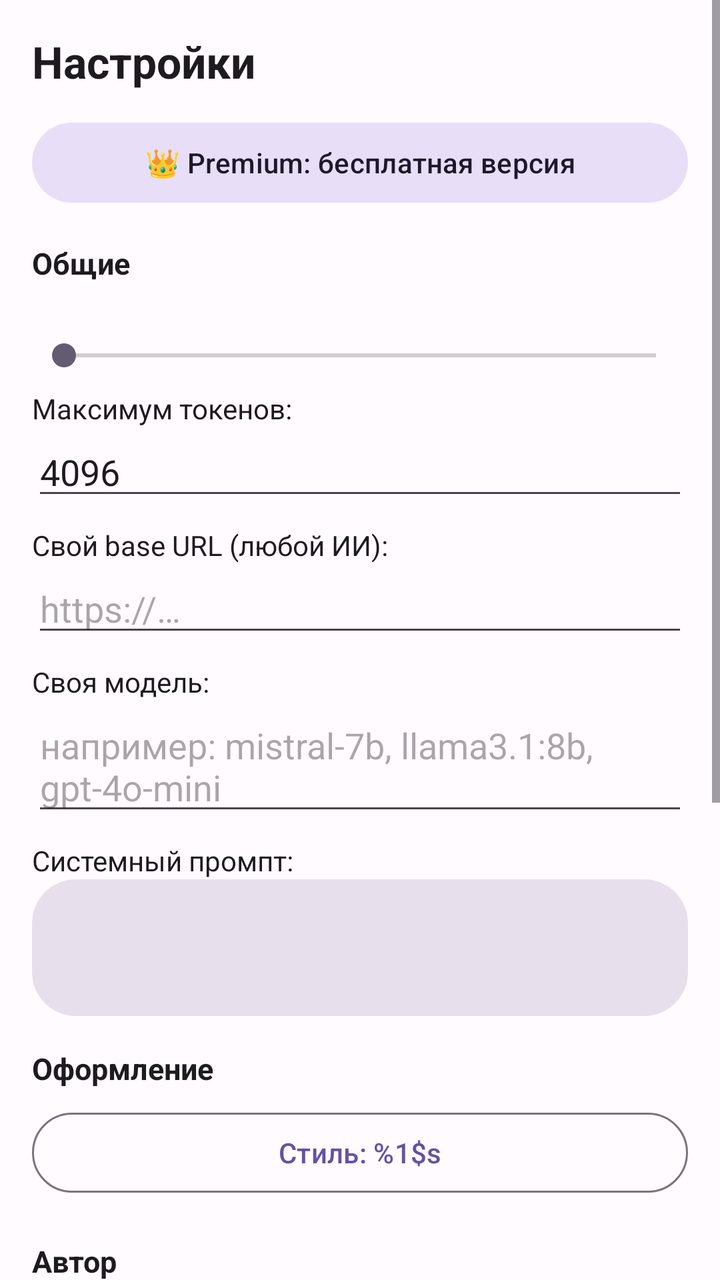
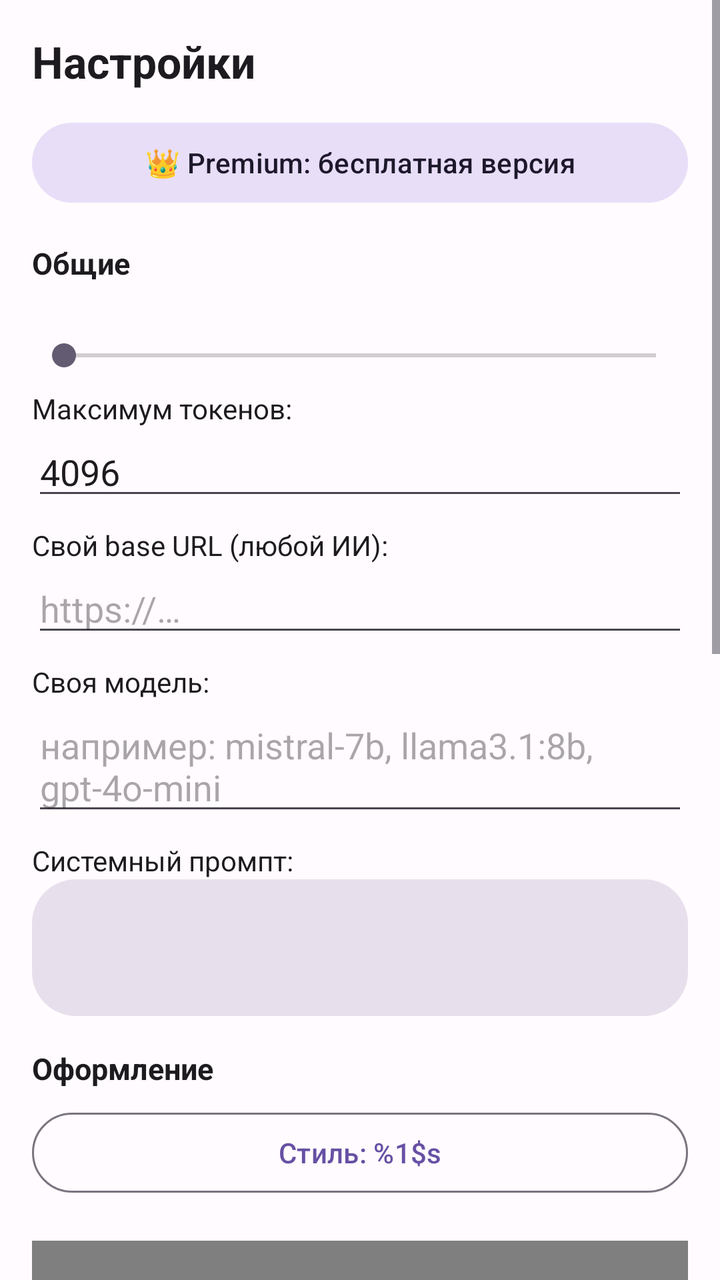

Compare the two renders of this Android layout. The source of the first and the diff that turns it into the second are given below.
<!-- AndroidManifest.xml: application theme Theme.DevAIStudio -->
<!-- res/layout/fragment_settings.xml -->
<?xml version="1.0" encoding="utf-8"?>
<ScrollView xmlns:android="http://schemas.android.com/apk/res/android"
    xmlns:app="http://schemas.android.com/apk/res-auto"
    android:layout_width="match_parent"
    android:layout_height="match_parent"
    android:fillViewport="true">

    <LinearLayout
        android:layout_width="match_parent"
        android:layout_height="wrap_content"
        android:orientation="vertical"
        android:padding="16dp">

        <TextView
            android:layout_width="match_parent"
            android:layout_height="wrap_content"
            android:text="@string/settings_title"
            android:textColor="?attr/colorOnSurface"
            android:textSize="22sp"
            android:textStyle="bold" />

        <com.google.android.material.button.MaterialButton
            android:id="@+id/btn_premium"
            style="@style/Widget.Material3.Button.TonalButton"
            android:layout_width="match_parent"
            android:layout_height="wrap_content"
            android:layout_marginTop="12dp"
            android:text="@string/premium_status_button_free" />

        <TextView
            android:layout_width="match_parent"
            android:layout_height="wrap_content"
            android:layout_marginTop="16dp"
            android:text="@string/settings_general"
            android:textColor="?attr/colorOnSurface"
            android:textSize="15sp"
            android:textStyle="bold" />

        <TextView
            android:id="@+id/temperature_label"
            android:layout_width="match_parent"
            android:layout_height="wrap_content"
            android:layout_marginTop="8dp"
            android:textColor="?attr/colorOnSurfaceVariant"
            android:textSize="14sp" />

        <SeekBar
            android:id="@+id/temperature_bar"
            android:layout_width="match_parent"
            android:layout_height="wrap_content"
            android:max="20" />

        <TextView
            android:layout_width="match_parent"
            android:layout_height="wrap_content"
            android:layout_marginTop="8dp"
            android:text="@string/settings_max_tokens"
            android:textColor="?attr/colorOnSurface"
            android:textSize="14sp" />

        <EditText
            android:id="@+id/max_tokens_input"
            android:layout_width="match_parent"
            android:layout_height="wrap_content"
            android:inputType="number"
            android:text="4096"
            android:textColor="?attr/colorOnSurface" />

        <TextView
            android:layout_width="match_parent"
            android:layout_height="wrap_content"
            android:layout_marginTop="8dp"
            android:text="@string/settings_custom_base"
            android:textColor="?attr/colorOnSurface"
            android:textSize="14sp" />

        <EditText
            android:id="@+id/custom_base_input"
            android:layout_width="match_parent"
            android:layout_height="wrap_content"
            android:hint="https://…"
            android:inputType="textUri"
            android:textColor="?attr/colorOnSurface" />

        <TextView
            android:layout_width="match_parent"
            android:layout_height="wrap_content"
            android:layout_marginTop="8dp"
            android:text="@string/settings_custom_model"
            android:textColor="?attr/colorOnSurface"
            android:textSize="14sp" />

        <EditText
            android:id="@+id/custom_model_input"
            android:layout_width="match_parent"
            android:layout_height="wrap_content"
            android:hint="например: mistral-7b, llama3.1:8b, gpt-4o-mini"
            android:textColor="?attr/colorOnSurface" />

        <TextView
            android:layout_width="match_parent"
            android:layout_height="wrap_content"
            android:layout_marginTop="8dp"
            android:text="@string/settings_system_prompt"
            android:textColor="?attr/colorOnSurface"
            android:textSize="14sp" />

        <EditText
            android:id="@+id/system_prompt_input"
            android:layout_width="match_parent"
            android:layout_height="wrap_content"
            android:background="@drawable/bg_input"
            android:gravity="top|start"
            android:inputType="textMultiLine"
            android:minLines="3"
            android:padding="10dp"
            android:textColor="?attr/colorOnSurface"
            android:textSize="13sp" />

        <TextView
            android:layout_width="match_parent"
            android:layout_height="wrap_content"
            android:layout_marginTop="16dp"
            android:text="@string/settings_appearance"
            android:textColor="?attr/colorOnSurface"
            android:textSize="15sp"
            android:textStyle="bold" />

        <com.google.android.material.button.MaterialButton
            android:id="@+id/btn_theme"
            style="@style/Widget.Material3.Button.OutlinedButton"
            android:layout_width="match_parent"
            android:layout_height="wrap_content"
            android:layout_marginTop="8dp"
            android:text="@string/settings_theme_current" />

        <TextView
            android:layout_width="match_parent"
            android:layout_height="wrap_content"
            android:layout_marginTop="20dp"
            android:text="@string/settings_author"
            android:textColor="?attr/colorOnSurface"
            android:textSize="15sp"
            android:textStyle="bold" />

        <com.google.android.material.card.MaterialCardView
            android:layout_width="match_parent"
            android:layout_height="wrap_content"
            android:layout_marginTop="8dp"
            app:cardCornerRadius="16dp">

            <LinearLayout
                android:layout_width="match_parent"
                android:layout_height="wrap_content"
                android:orientation="vertical"
                android:padding="16dp">

                <LinearLayout
                    android:layout_width="match_parent"
                    android:layout_height="wrap_content"
                    android:gravity="center_vertical"
                    android:orientation="horizontal">

                    <TextView
                        android:layout_width="wrap_content"
                        android:layout_height="wrap_content"
                        android:text="👤"
                        android:textSize="30sp" />

                    <LinearLayout
                        android:layout_width="0dp"
                        android:layout_height="wrap_content"
                        android:layout_marginStart="12dp"
                        android:layout_weight="1"
                        android:orientation="vertical">

                        <TextView
                            android:layout_width="match_parent"
                            android:layout_height="wrap_content"
                            android:text="@string/settings_author_name"
                            android:textColor="?attr/colorOnSurface"
                            android:textSize="16sp"
                            android:textStyle="bold" />

                        <TextView
                            android:layout_width="match_parent"
                            android:layout_height="wrap_content"
                            android:text="@string/settings_author_role"
                            android:textColor="?attr/colorOnSurfaceVariant"
                            android:textSize="12sp" />
                    </LinearLayout>
                </LinearLayout>

                <com.google.android.material.button.MaterialButton
                    android:id="@+id/btn_author_telegram"
                    style="@style/Widget.Material3.Button.TonalButton"
                    android:layout_width="match_parent"
                    android:layout_height="wrap_content"
                    android:layout_marginTop="12dp"
                    android:text="@string/settings_author_telegram" />

                <com.google.android.material.button.MaterialButton
                    android:id="@+id/btn_author_site"
                    style="@style/Widget.Material3.Button.OutlinedButton"
                    android:layout_width="match_parent"
                    android:layout_height="wrap_content"
                    android:layout_marginTop="8dp"
                    android:text="@string/settings_author_site" />
            </LinearLayout>
        </com.google.android.material.card.MaterialCardView>

        <TextView
            android:layout_width="match_parent"
            android:layout_height="wrap_content"
            android:layout_marginTop="16dp"
            android:padding="12dp"
            android:background="@drawable/bg_input"
            android:text="@string/settings_about"
            android:textColor="?attr/colorOnSurfaceVariant"
            android:textSize="13sp" />

        <com.google.android.material.button.MaterialButton
            android:id="@+id/btn_clear_keys"
            style="@style/Widget.Material3.Button.OutlinedButton"
            android:layout_width="match_parent"
            android:layout_height="wrap_content"
            android:layout_marginTop="16dp"
            android:text="@string/settings_clear_all"
            android:textColor="@color/badge_paid" />

    </LinearLayout>

</ScrollView>
<!-- resources referenced by this layout -->
<resources>
  <color name="badge_paid">#F9A825</color>
  <!-- drawable bg_input (drawable) -->
  <?xml version="1.0" encoding="utf-8"?>
  <shape xmlns:android="http://schemas.android.com/apk/res/android" android:shape="rectangle">
      <solid android:color="?attr/colorSurfaceVariant" />
      <corners android:radius="22dp" />
  </shape>
  <string name="premium_status_button_free">👑 Premium: бесплатная версия</string>
  <string name="settings_about">Совет: благодаря полю «Свой base URL» можно подключить ЛЮБОЙ OpenAI-совместимый сервер: локальные Ollama / LM Studio / llama.cpp, корпоративные шлюзы, Azure OpenAI и т.д.</string>
  <string name="settings_appearance">Оформление</string>
  <string name="settings_author">Автор</string>
  <string name="settings_author_name">NeonBeatt</string>
  <string name="settings_author_role">Разработчик DevAI Studio</string>
  <string name="settings_author_site">Сайт</string>
  <string name="settings_author_telegram">Telegram</string>
  <string name="settings_clear_all">Сбросить все ключи</string>
  <string name="settings_custom_base">Свой base URL (любой ИИ):</string>
  <string name="settings_custom_model">Своя модель:</string>
  <string name="settings_general">Общие</string>
  <string name="settings_max_tokens">Максимум токенов:</string>
  <string name="settings_system_prompt">Системный промпт:</string>
  <string name="settings_theme_current">Стиль: %1$s</string>
  <string name="settings_title">Настройки</string>
  <style name="Theme.DevAIStudio" parent="Theme.Material3.DayNight.NoActionBar">
          <item name="colorPrimary">@color/primary</item>
          <item name="colorOnPrimary">@color/white</item>
          <item name="colorPrimaryContainer">@color/primary_light</item>
          <item name="colorSecondary">@color/secondary</item>
          <item name="colorSurface">@color/surface</item>
          <item name="android:colorBackground">@color/background</item>
          <item name="android:statusBarColor">@color/primary_dark</item>
          <item name="android:windowLightStatusBar">false</item>
      </style>
  <color name="primary">#6750A4</color>
  <color name="white">#FFFFFF</color>
  <color name="primary_light">#EADDFF</color>
  <color name="secondary">#625B71</color>
  <color name="surface">#FDF8FF</color>
  <color name="background">#FFFBFE</color>
  <color name="primary_dark">#4F378B</color>
</resources>

<!-- the commit's change to res/layout/fragment_settings.xml (unified diff, before → after) -->
@@ -134,10 +134,16 @@
             android:layout_marginTop="8dp"
             android:text="@string/settings_theme_current" />
 
-        <TextView
-            android:layout_width="match_parent"
-            android:layout_height="wrap_content"
-            android:layout_marginTop="20dp"
+        <androidx.compose.ui.platform.ComposeView
+            android:id="@+id/author_art"
+            android:layout_width="match_parent"
+            android:layout_height="220dp"
+            android:layout_marginTop="20dp" />
+
+        <TextView
+            android:layout_width="match_parent"
+            android:layout_height="wrap_content"
+            android:layout_marginTop="12dp"
             android:text="@string/settings_author"
             android:textColor="?attr/colorOnSurface"
             android:textSize="15sp"
